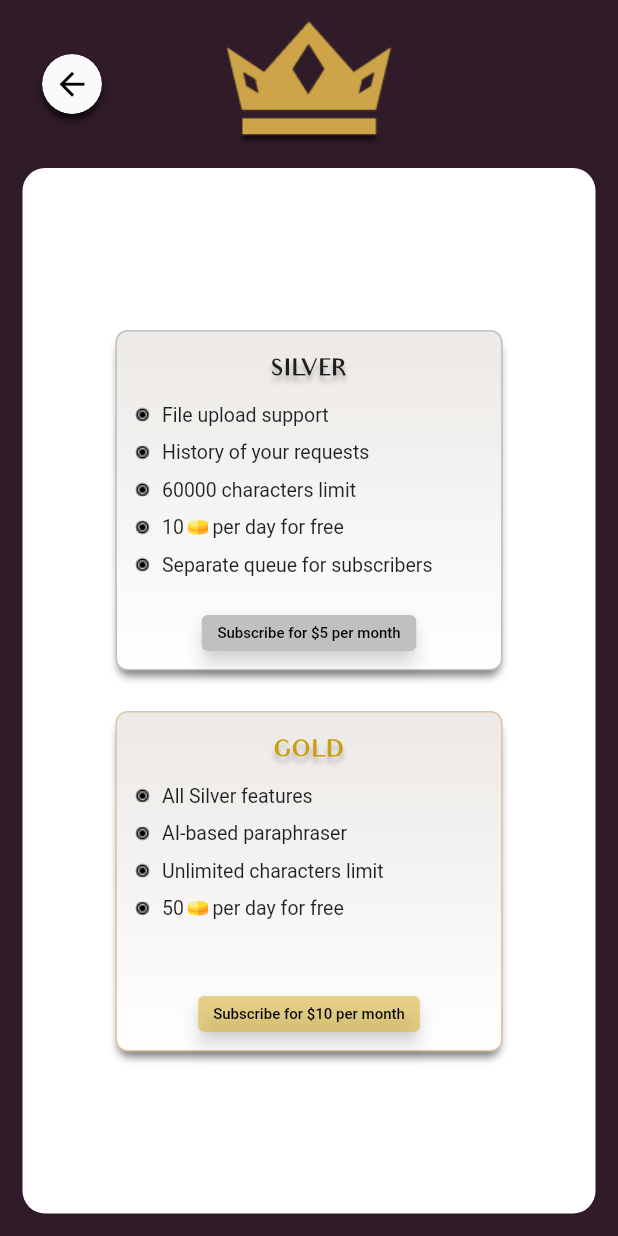
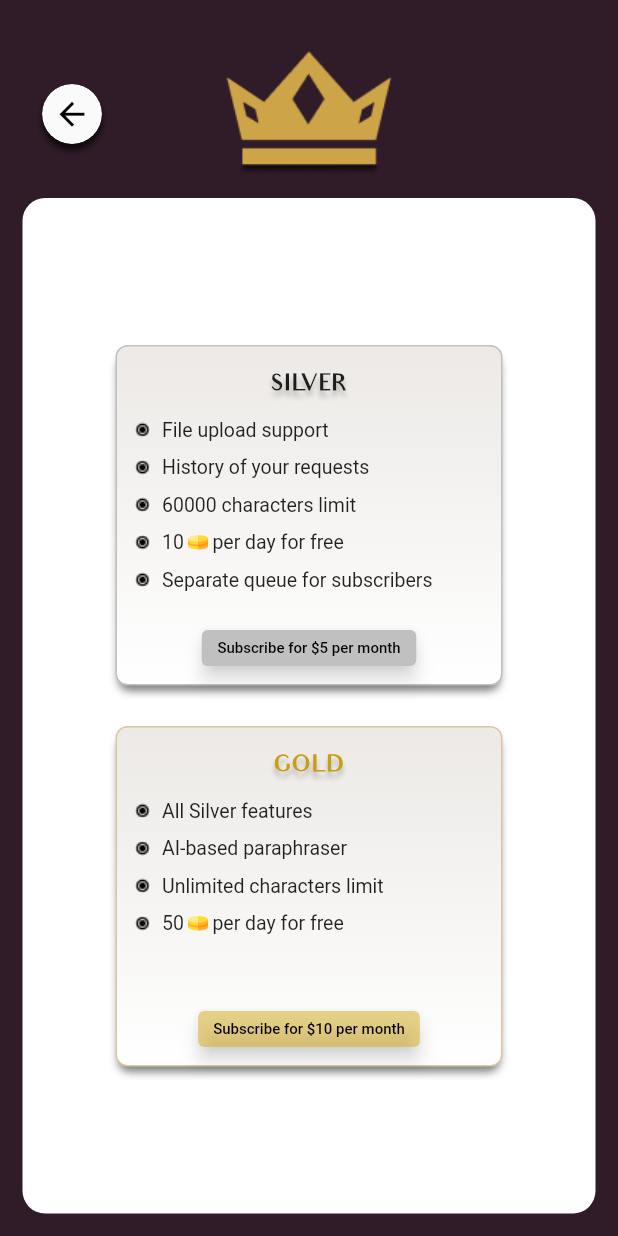
Before and after one commit to GlebBatykov/SynWord_Mobile, a Flutter app: the PremiumPage screen opened directly, on a phone screen of 412 x 824 dp. Run offline on Flutter 3.47's test engine with Material 2 defaults, Android fonts, the phone set to English and light mode, and no system bars; our stand-ins replace bloc, blur, flutter_bloc, get_it, hexcolor.

Commit message:
Adds top margin to all pages

```diff
--- a/lib/presentation/ui/drawer_menu/drawer_menu.dart
+++ b/lib/presentation/ui/drawer_menu/drawer_menu.dart
@@ -3,6 +3,7 @@ import 'package:poseidon/poseidon.dart';
 
 import '../../asset/menu_asset.dart';
 import '../../navigation/navigation_routes.dart';
+import '../page/pages_properties.dart';
 import 'drawer_menu_item.dart';
 
 class DrawerMenu extends StatelessWidget {
@@ -15,7 +16,8 @@ class DrawerMenu extends StatelessWidget {
       child: Drawer(
         child: Container(
           padding:
-              const EdgeInsets.only(left: 25, right: 25, top: 28, bottom: 28),
+              const EdgeInsets.only(left: 25, right: 25, top: 28, bottom: 28)
+                  .add(PagesProperties.margin),
           color: Colors.black,
           child: Column(
             children: [
--- a/lib/presentation/ui/page/premium/premium_page.dart
+++ b/lib/presentation/ui/page/premium/premium_page.dart
@@ -1,7 +1,9 @@
 import 'package:flutter/material.dart';
 import 'package:hexcolor/hexcolor.dart';
-import 'package:synword_flutter_cubit_application/presentation/ui/page/premium/body/premium_page_body.dart';
-import 'package:synword_flutter_cubit_application/presentation/ui/page/premium/premium_page_title_bar.dart';
+
+import '../pages_properties.dart';
+import 'body/premium_page_body.dart';
+import 'premium_page_title_bar.dart';
 
 class PremiumPage extends StatelessWidget {
   const PremiumPage({Key? key}) : super(key: key);
@@ -10,11 +12,14 @@ class PremiumPage extends StatelessWidget {
   Widget build(BuildContext context) {
     return Scaffold(
       backgroundColor: HexColor('#301B28'),
-      body: Column(
-        children: const [
-          PremiumPageTitleBar(),
-          Expanded(child: PremiumPageBody())
-        ],
+      body: Container(
+        margin: PagesProperties.margin,
+        child: Column(
+          children: const [
+            PremiumPageTitleBar(),
+            Expanded(child: PremiumPageBody())
+          ],
+        ),
       ),
     );
   }
```
Also changed, not shown: lib/presentation/ui/body.dart (+8 -4 lines), lib/presentation/ui/page/coin/coin_page.dart (+6 -2 lines), lib/presentation/ui/page/history/result/rephrase/rephrase_result_page.dart (+7 -4 lines).
